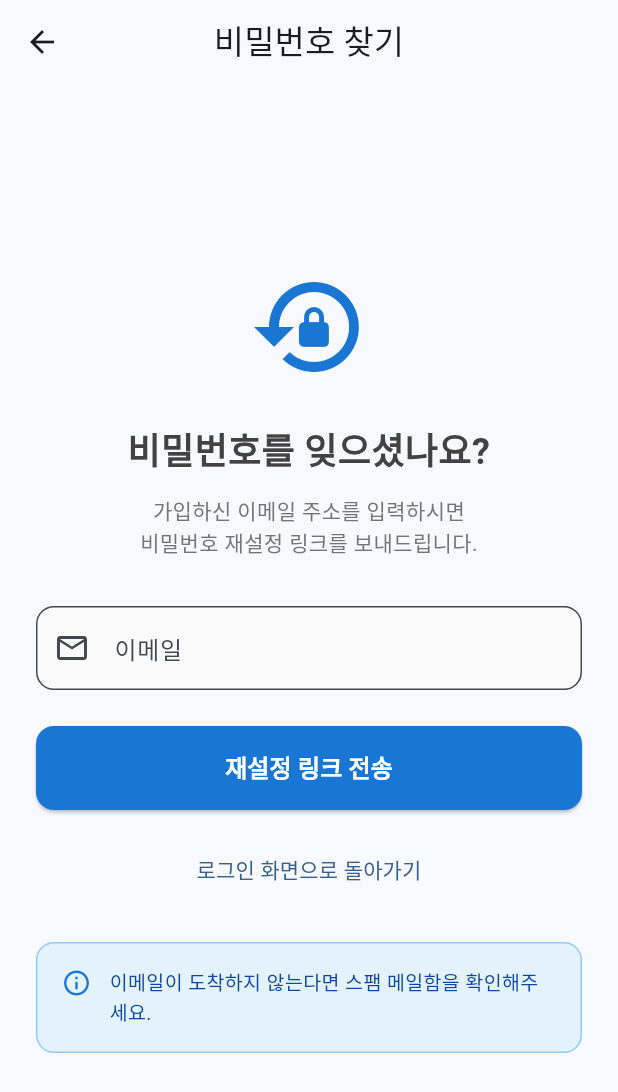
After one commit to d8young525-sudo/flutter-stocklistmanager80a4f, a Flutter app: the screen it shows after launch, after a tap on "비밀번호를 잊으셨나요?", on a phone screen of 412 x 824 dp. The commit adds this screen. Shown: the top 1092 px of the screen. Run offline on Flutter 3.47's test engine with Material 3 defaults, Android fonts, the light colour scheme and no system bars; our stand-ins replace cloud_firestore, file_picker, firebase_auth, firebase_core, shared_preferences; missing offline and left inert: dart:html, spreadsheet_decoder; accounts and stored records are empty.

Commit message:
v3.5.5: 비밀번호 찾기 기능 추가 - 이메일로 재설정 링크 전송

```diff
--- /dev/null
+++ b/lib/screens/forgot_password_screen.dart
@@ -0,0 +1,237 @@
+import 'package:flutter/material.dart';
+import '../services/auth_service.dart';
+
+class ForgotPasswordScreen extends StatefulWidget {
+  const ForgotPasswordScreen({super.key});
+
+  @override
+  State<ForgotPasswordScreen> createState() => _ForgotPasswordScreenState();
+}
+
+class _ForgotPasswordScreenState extends State<ForgotPasswordScreen> {
+  final _formKey = GlobalKey<FormState>();
+  final _emailController = TextEditingController();
+  final AuthService _authService = AuthService();
+  bool _isLoading = false;
+
+  @override
+  void dispose() {
+    _emailController.dispose();
+    super.dispose();
+  }
+
+  Future<void> _sendResetEmail() async {
+    if (!_formKey.currentState!.validate()) {
+      return;
+    }
+
+    setState(() {
+      _isLoading = true;
+    });
+
+    try {
+      final result = await _authService.sendPasswordResetEmail(
+        email: _emailController.text.trim(),
+      );
+
+      if (!mounted) return;
+
+      if (result['success']) {
+        // 성공 다이얼로그 표시
+        showDialog(
+          context: context,
+          builder: (context) => AlertDialog(
+            title: const Row(
+              children: [
+                Icon(Icons.check_circle, color: Colors.green, size: 28),
+                SizedBox(width: 12),
+                Text('이메일 전송 완료'),
+              ],
+            ),
+            content: Text(result['message']),
+            actions: [
+              TextButton(
+                onPressed: () {
+                  Navigator.of(context).pop(); // 다이얼로그 닫기
+                  Navigator.of(context).pop(); // 비밀번호 재설정 화면 닫기
+                },
+                child: const Text('확인'),
+              ),
+            ],
+          ),
+        );
+      } else {
+        // 실패 스낵바 표시
+        ScaffoldMessenger.of(context).showSnackBar(
+          SnackBar(
+            content: Text(result['message']),
+            backgroundColor: Colors.red,
+            duration: const Duration(seconds: 3),
+          ),
+        );
+      }
+    } finally {
+      if (mounted) {
+        setState(() {
+          _isLoading = false;
+        });
+      }
+    }
+  }
+
+  @override
+  Widget build(BuildContext context) {
+    return Scaffold(
+      appBar: AppBar(
+        title: const Text('비밀번호 찾기'),
+        centerTitle: true,
+      ),
+      body: SafeArea(
+        child: Center(
+          child: SingleChildScrollView(
+            padding: const EdgeInsets.all(24.0),
+            child: ConstrainedBox(
+              constraints: const BoxConstraints(maxWidth: 400),
+              child: Form(
+                key: _formKey,
+                child: Column(
+                  mainAxisAlignment: MainAxisAlignment.center,
+                  crossAxisAlignment: CrossAxisAlignment.stretch,
+                  children: [
+                    // 아이콘
+                    Icon(
+                      Icons.lock_reset,
+                      size: 80,
+                      color: Colors.blue[700],
+                    ),
+                    const SizedBox(height: 24),
+
+                    // 제목
+                    Text(
+                      '비밀번호를 잊으셨나요?',
+                      style: TextStyle(
+                        fontSize: 24,
+                        fontWeight: FontWeight.bold,
+                        color: Colors.grey[800],
+                      ),
+                      textAlign: TextAlign.center,
+                    ),
+                    const SizedBox(height: 12),
+
+                    // 설명
+                    Text(
+                      '가입하신 이메일 주소를 입력하시면\n비밀번호 재설정 링크를 보내드립니다.',
+                      style: TextStyle(
+                        fontSize: 14,
+                        color: Colors.grey[600],
+                      ),
+                      textAlign: TextAlign.center,
+                    ),
+                    const SizedBox(height: 32),
+
+                    // 이메일 입력 필드
+                    TextFormField(
+                      controller: _emailController,
+                      keyboardType: TextInputType.emailAddress,
+                      decoration: InputDecoration(
+                        labelText: '이메일',
+                        hintText: 'example@email.com',
+                        prefixIcon: const Icon(Icons.email_outlined),
+                        border: OutlineInputBorder(
+                          borderRadius: BorderRadius.circular(12),
+                        ),
+                        filled: true,
+                        fillColor: Colors.grey[50],
+                      ),
+                      validator: (value) {
+                        if (value == null || value.isEmpty) {
+                          return '이메일을 입력해주세요';
+                        }
+                        if (!value.contains('@')) {
+                          return '올바른 이메일 형식이 아닙니다';
+                        }
+                        return null;
+                      },
+                      enabled: !_isLoading,
+                    ),
+                    const SizedBox(height: 24),
+
+                    // 재설정 이메일 전송 버튼
+                    ElevatedButton(
+                      onPressed: _isLoading ? null : _sendResetEmail,
+                      style: ElevatedButton.styleFrom(
+                        padding: const EdgeInsets.symmetric(vertical: 16),
+                        shape: RoundedRectangleBorder(
+                          borderRadius: BorderRadius.circular(12),
+                        ),
+                        backgroundColor: Colors.blue[700],
+                        foregroundColor: Colors.white,
+                      ),
+                      child: _isLoading
+                          ? const SizedBox(
+                              height: 20,
+                              width: 20,
+                              child: CircularProgressIndicator(
+                                strokeWidth: 2,
+                                valueColor: AlwaysStoppedAnimation<Color>(Colors.white),
+                              ),
+                            )
+                          : const Text(
+                              '재설정 링크 전송',
+                              style: TextStyle(
+                                fontSize: 16,
+                                fontWeight: FontWeight.bold,
+                              ),
+                            ),
+                    ),
+                    const SizedBox(height: 16),
+
+                    // 로그인 화면으로 돌아가기
+                    TextButton(
+                      onPressed: _isLoading ? null : () => Navigator.pop(context),
+                      child: const Text(
+                        '로그인 화면으로 돌아가기',
+                        style: TextStyle(fontSize: 14),
+                      ),
+                    ),
+                    const SizedBox(height: 24),
+
+                    // 안내 메시지
+                    Container(
+                      padding: const EdgeInsets.all(16),
+                      decoration: BoxDecoration(
+                        color: Colors.blue[50],
+                        borderRadius: BorderRadius.circular(12),
+                        border: Border.all(color: Colors.blue[200]!),
+                      ),
+                      child: Row(
+                        crossAxisAlignment: CrossAxisAlignment.start,
+                        children: [
+                          Icon(
+                            Icons.info_outline,
+                            color: Colors.blue[700],
+                            size: 20,
+                          ),
+                          const SizedBox(width: 12),
+                          Expanded(
+                            child: Text(
+                              '이메일이 도착하지 않는다면 스팸 메일함을 확인해주세요.',
+                              style: TextStyle(
+                                fontSize: 13,
+                                color: Colors.blue[900],
+                              ),
+                            ),
+                          ),
+                        ],
+                      ),
+                    ),
+                  ],
+                ),
+              ),
+            ),
+          ),
+        ),
+      ),
+    );
+  }
+}
--- a/lib/screens/login_screen.dart
+++ b/lib/screens/login_screen.dart
@@ -3,6 +3,7 @@ import 'package:shared_preferences/shared_preferences.dart';
 import '../services/auth_service.dart';
 import 'signup_screen.dart';
 import 'home_screen.dart';
+import 'forgot_password_screen.dart';
 
 class LoginScreen extends StatefulWidget {
   const LoginScreen({super.key});
@@ -330,7 +331,30 @@ class _LoginScreenState extends State<LoginScreen> {
                             return null;
                           },
                         ),
-                        const SizedBox(height: 24),
+                        const SizedBox(height: 8),
+
+                        // 비밀번호 찾기 링크
+                        Align(
+                          alignment: Alignment.centerRight,
+                          child: TextButton(
+                            onPressed: () {
+                              Navigator.push(
+                                context,
+                                MaterialPageRoute(
+                                  builder: (context) => const ForgotPasswordScreen(),
+                                ),
+                              );
+                            },
+                            child: Text(
+                              '비밀번호를 잊으셨나요?',
+                              style: TextStyle(
+                                fontSize: 13,
+                                color: Colors.blue[700],
+                              ),
+                            ),
+                          ),
+                        ),
+                        const SizedBox(height: 16),
 
                         // 로그인 버튼
                         ElevatedButton(
```
Also changed, not shown: lib/services/auth_service.dart (+47 -0 lines).
